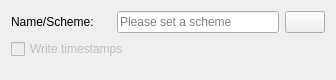
Before: the Qt Designer form dialogs/profiledatalogfilewidgetUI.ui in KDE/audex, drawn with Qt 5.
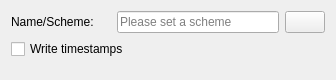
After: the same form once the commit is applied.

Patch:
```diff
--- a/dialogs/profiledatalogfilewidgetUI.ui
+++ b/dialogs/profiledatalogfilewidgetUI.ui
@@ -50,7 +50,7 @@
    <item row="1" column="0" colspan="2">
     <widget class="QCheckBox" name="checkBox_timestamps">
      <property name="enabled">
-      <bool>false</bool>
+      <bool>true</bool>
      </property>
      <property name="toolTip">
       <string>&lt;html&gt;&lt;head/&gt;&lt;body&gt;&lt;p&gt;Write Media Catalog Number (MCN) and International Standard Recording Codes (ISRC, ISO 3901) of the tracks into the cue sheet (if your drive have the capability).&lt;/p&gt;&lt;p&gt;Depending in your drive it could take a few seconds at the end of your ripping process to fetch those numbers and codes.&lt;/p&gt;&lt;/body&gt;&lt;/html&gt;</string>
```
Left out of the diff: 2 changed lines with no effect on the pictures.
